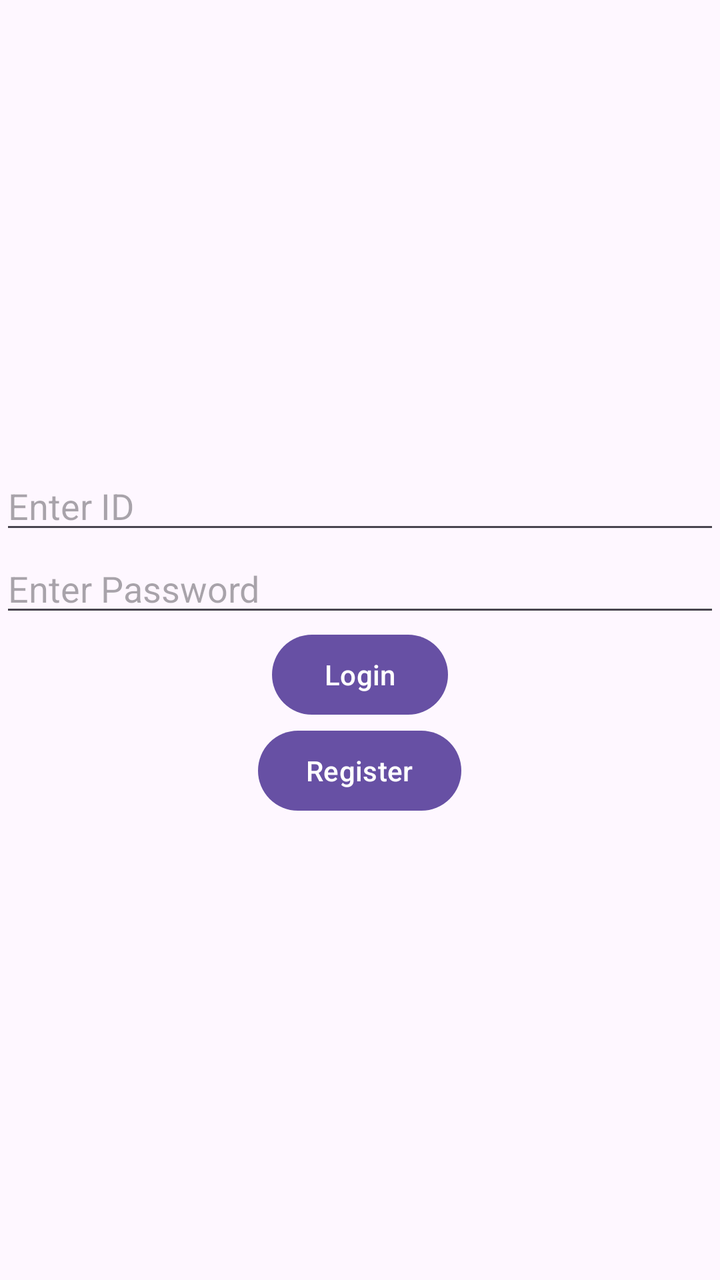
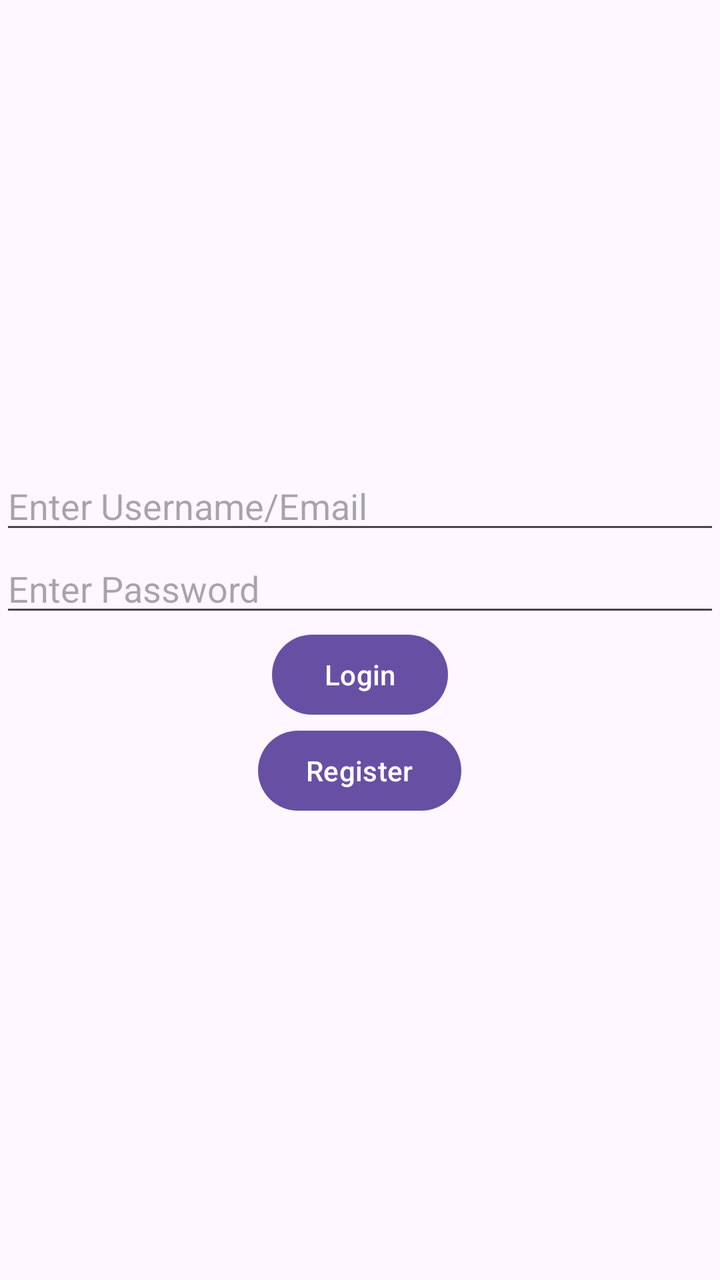

Compare the two renders of this Android layout. The source of the first and the diff that turns it into the second are given below.
<!-- AndroidManifest.xml: application theme Theme.ISCG7424GroupAssessment -->
<!-- res/layout/activity_login.xml -->
<?xml version="1.0" encoding="utf-8"?>
<LinearLayout xmlns:android="http://schemas.android.com/apk/res/android"
    xmlns:app="http://schemas.android.com/apk/res-auto"
    xmlns:tools="http://schemas.android.com/tools"
    android:id="@+id/main"
    android:layout_width="match_parent"
    android:layout_height="match_parent"
    android:orientation="vertical"
    android:gravity="center"
    tools:context=".Login">

    <EditText
        android:id="@+id/et_id"
        android:layout_width="match_parent"
        android:layout_height="wrap_content"
        android:hint="Enter ID"/>

    <EditText
        android:id="@+id/et_password"
        android:layout_width="match_parent"
        android:layout_height="wrap_content"
        android:hint="Enter Password"/>

    <Button
        android:onClick="btnLogin"
        android:layout_width="wrap_content"
        android:layout_height="wrap_content"
        android:text="Login"/>

    <Button
        android:onClick="btnRegister"
        android:layout_width="wrap_content"
        android:layout_height="wrap_content"
        android:text="Register"/>



</LinearLayout>
<!-- resources referenced by this layout -->
<resources>
  <style name="Theme.ISCG7424GroupAssessment" parent="Base.Theme.ISCG7424GroupAssessment" />
  <style name="Base.Theme.ISCG7424GroupAssessment" parent="Theme.Material3.DayNight.NoActionBar">
          
          
      </style>
</resources>

<!-- the commit's change to res/layout/activity_login.xml (unified diff, before → after) -->
@@ -13,7 +13,7 @@
         android:id="@+id/et_id"
         android:layout_width="match_parent"
         android:layout_height="wrap_content"
-        android:hint="Enter ID"/>
+        android:hint="Enter Username/Email"/>
 
     <EditText
         android:id="@+id/et_password"
